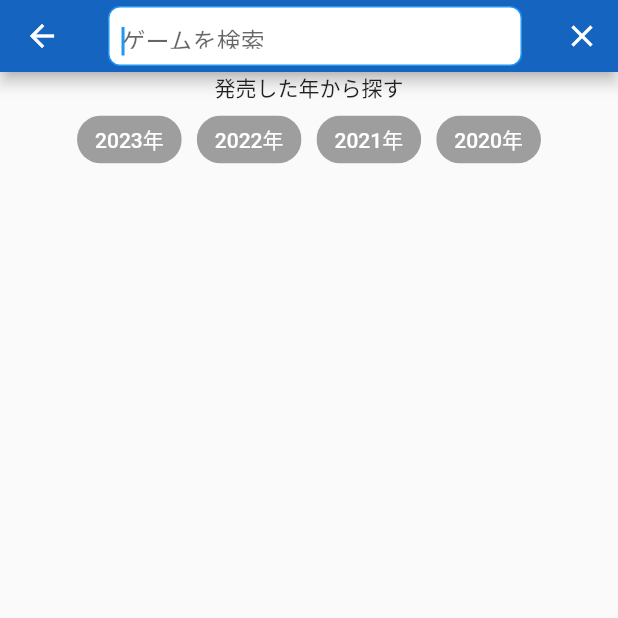
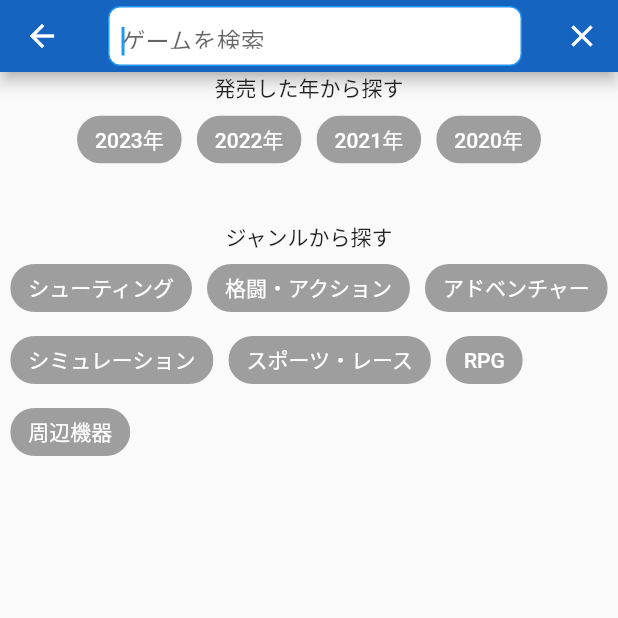
Before and after one commit to yanagswk/game_release_flutter, a Flutter app: the SearchBar screen opened directly, on a phone screen of 412 x 824 dp, the top half of it. Run offline on Flutter 3.47's test engine with Material 2 defaults, Android fonts, the phone set to English and light mode, and no system bars; drawn by our look-alikes of google_mobile_ads; our stand-ins replace carousel_slider, device_info, firebase_core, flutter_datetime_picker, flutter_local_notifications, flutter_rating_bar and 8 more; missing offline and left inert: dart:ffi, device_calendar, launch_review; accounts and stored records are empty; network calls fail.

Commit message:
ジャンルで検索できるように(途中)

```diff
--- a/lib/widget/search_bar.dart
+++ b/lib/widget/search_bar.dart
@@ -41,8 +41,19 @@ class _SearchBarState extends State<SearchBar> {
   FocusNode _focus = new FocusNode();
   bool _isFocus = false;
 
+  // 発売した年一覧
+  final List<int> _yearList = [2023, 2022, 2021, 2020];
 
-  final List<int> _yearList = [2023, 2022, 2021, 2020];
+  // ジャンルー一覧
+  final List<String> _genreList = [
+    "シューティング",
+    "格闘・アクション",
+    "アドベンチャー",
+    "シミュレーション",
+    "スポーツ・レース",
+    "RPG",
+    "周辺機器",
+  ];
 
     @override
   void initState() {
@@ -183,6 +194,39 @@ class _SearchBarState extends State<SearchBar> {
                         ],
                       ),
                     ),
+                    const SizedBox(height: 30),
+                    Text("ジャンルから探す"),
+
+                    Container(
+                      child: Column(
+                        crossAxisAlignment: CrossAxisAlignment.start,
+                        children: [
+                          Wrap(
+                            spacing: 10,
+                            children: _genreList.map((String genre) =>
+                              ActionChip(
+                                label: Text(
+                                  genre,
+                                  style: TextStyle(
+                                    color: Colors.white
+                                  ),
+                                ),
+                                backgroundColor: Colors.grey[500],
+                                onPressed:() {
+                                  Navigator.of(context).push(
+                                    MaterialPageRoute(
+                                      builder: (BuildContext context) => SearchResult(genre: genre),
+                                    ),
+                                  );
+                                }
+                              ),
+                            ).toList(),
+                          )
+                        ],
+                      ),
+                    ),
+
+
 
                     // games.length != 0
                     //   ?
```
Also changed, not shown: lib/api/api.dart (+43 -0 lines), lib/widget/search_result.dart (+11 -1 lines).
